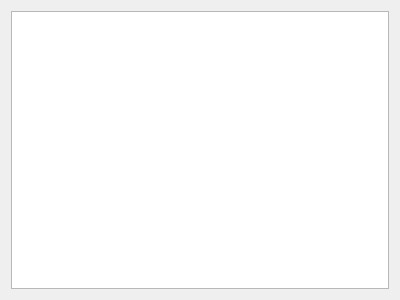
First picture: the form in src/textannotatorwidget.ui, repository KDE/mark, before the edit.
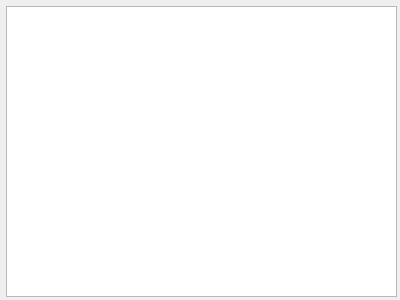
Second picture: the form after the edit.

Diff of the .ui file:
```diff
--- a/src/textannotatorwidget.ui
+++ b/src/textannotatorwidget.ui
@@ -13,11 +13,16 @@
   <property name="windowTitle">
    <string>TextAnnotatorWidget</string>
   </property>
-  <layout class="QGridLayout" name="gridLayout">
-   <item row="0" column="0">
-    <widget class="QTextEdit" name="textEdit"/>
-   </item>
-  </layout>
+  <widget class="QTextEdit" name="textEdit">
+   <property name="geometry">
+    <rect>
+     <x>6</x>
+     <y>6</y>
+     <width>391</width>
+     <height>291</height>
+    </rect>
+   </property>
+  </widget>
  </widget>
  <resources/>
  <connections/>
```
